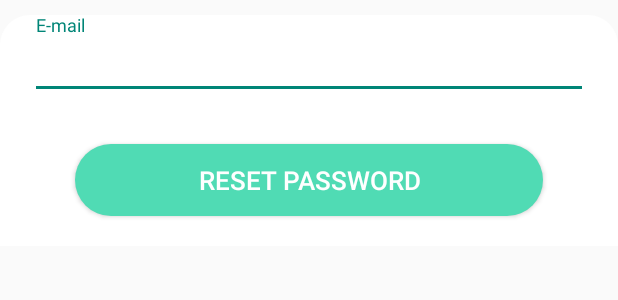
After one commit to IllTushar/MajorHealthCareApp, an Android app: the layout fragment_bottom_sheet.xml on its own in the app's theme, with its tools: preview values and no code run, on a phone screen of 412 x 824 dp. The commit adds this screen. Shown: the top 300 px of the screen. Run offline under Robolectric (Android 15) with nearby library versions, the light colour scheme and no system bars.

Commit message:
Second Commit

```diff
--- a/app/src/main/java/com/example/healthcareapp/LoginFragment.java
+++ b/app/src/main/java/com/example/healthcareapp/LoginFragment.java
@@ -44,7 +44,8 @@ public class LoginFragment extends Fragment {
         forgetPassword.setOnClickListener(new View.OnClickListener() {
             @Override
             public void onClick(View v) {
-                startActivity(new Intent(getActivity().getApplication(),ForgetPassword.class));
+                Bottom_sheet bottomSheet = new Bottom_sheet();
+                bottomSheet.show(getFragmentManager(), bottomSheet.getTag());
             }
         });
 
@@ -58,10 +59,12 @@ public class LoginFragment extends Fragment {
                 String Emails = loginEmail.getText().toString();
                 String Password =loginPassword.getText().toString();
                 if(Emails.isEmpty()){
+                    pd.dismiss();
                     Toast.makeText(getContext(), "Enter Email!!", Toast.LENGTH_SHORT).show();
                     return;
                 }
                 else if(Password.isEmpty()){
+                    pd.dismiss();
                     Toast.makeText(getContext(), "Enter Valid Password!!", Toast.LENGTH_SHORT).show();
                     return;
                 }
--- a/app/src/main/java/com/example/healthcareapp/MainActivity.java
+++ b/app/src/main/java/com/example/healthcareapp/MainActivity.java
@@ -9,7 +9,6 @@ import com.google.android.material.tabs.TabLayout;
 
 public class MainActivity extends AppCompatActivity {
     TabLayout tabLayout;
-
     ViewPager viewPager;
     @Override
     protected void onCreate(Bundle savedInstanceState) {
--- /dev/null
+++ b/app/src/main/res/drawable/bottom_sheet.xml
@@ -0,0 +1,7 @@
+<?xml version="1.0" encoding="utf-8"?>
+<shape xmlns:android="http://schemas.android.com/apk/res/android"
+    android:shape="rectangle">
+<solid android:color="@android:color/white"/>
+    <corners android:topRightRadius="20dp"
+        android:topLeftRadius="20dp"/>
+</shape>
--- /dev/null
+++ b/app/src/main/res/layout/fragment_bottom_sheet.xml
@@ -0,0 +1,46 @@
+<?xml version="1.0" encoding="utf-8"?>
+<FrameLayout xmlns:android="http://schemas.android.com/apk/res/android"
+    xmlns:tools="http://schemas.android.com/tools"
+    android:layout_width="match_parent"
+    android:layout_height="match_parent"
+    tools:context=".Bottom_sheet"
+    >
+<ScrollView
+    android:layout_width="match_parent"
+    android:layout_height="match_parent">
+<LinearLayout
+    android:layout_marginTop="10dp"
+    android:layout_width="match_parent"
+    android:layout_height="match_parent"
+   android:orientation="vertical"
+    android:background="@drawable/bottom_sheet"
+    >
+   <com.google.android.material.textfield.TextInputLayout
+       android:layout_width="match_parent"
+       android:layout_height="wrap_content"
+       android:layout_marginBottom="20dp">
+      <EditText
+          android:id="@+id/resetEmail"
+          android:layout_width="match_parent"
+          android:layout_height="wrap_content"
+          android:hint="E-mail"
+          android:layout_marginRight="20dp"
+          android:layout_marginLeft="20dp"
+          />
+   </com.google.android.material.textfield.TextInputLayout>
+   <Button
+       android:id="@+id/btnReset"
+       android:layout_width="match_parent"
+       android:layout_height="wrap_content"
+       android:text="Reset Password"
+       android:textSize="17sp"
+       android:elevation="10dp"
+       android:layout_marginLeft="50dp"
+       android:layout_marginBottom="20dp"
+       android:layout_marginRight="50dp"
+       android:layout_marginTop="10sp"
+       android:textColor="@color/white"
+       android:background="@drawable/button_round"/>
+</LinearLayout>
+</ScrollView>
+</FrameLayout>
--- a/app/src/main/res/values/themes.xml
+++ b/app/src/main/res/values/themes.xml
@@ -12,5 +12,15 @@
         <!-- Status bar color. -->
         <item name="android:statusBarColor">?attr/colorPrimaryVariant</item>
         <!-- Customize your theme here. -->
+        <item name="bottomSheetDialogTheme">@style/AppBottomSheetDialogTheme</item>
+    </style>
+    <style name="AppBottomSheetDialogTheme"
+        parent="Theme.Design.Light.BottomSheetDialog">
+        <item name="bottomSheetStyle">@style/AppModalStyle</item>
+    </style>
+
+    <style name="AppModalStyle"
+        parent="Widget.Design.BottomSheet.Modal">
+        <item name="android:background">@drawable/bottom_sheet</item>
     </style>
 </resources>
```
Also changed, not shown: app/src/main/AndroidManifest.xml (+0 -7 lines), app/src/main/java/com/example/healthcareapp/Bottom_sheet.java (added, +88 -0 lines), app/src/main/java/com/example/healthcareapp/ForgetPassword.java (deleted, +0 -14 lines), app/src/main/java/com/example/healthcareapp/RegistrationFragment.java (+9 -8 lines), app/src/main/res/layout/activity_forget_password.xml (deleted, +0 -9 lines).
